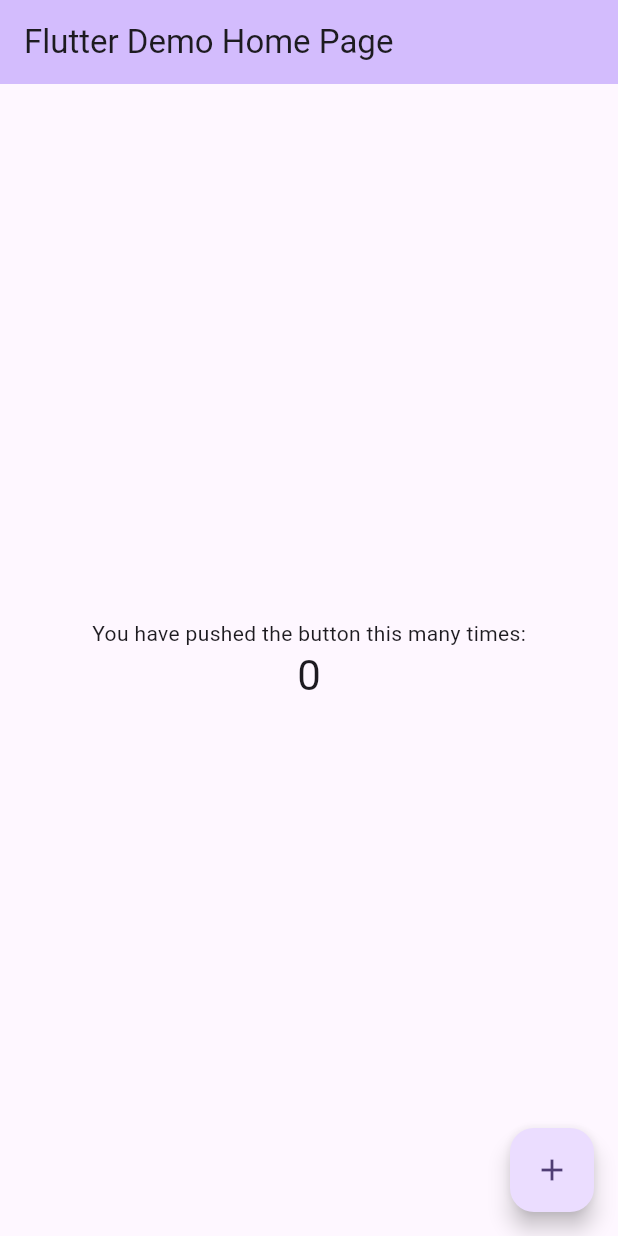
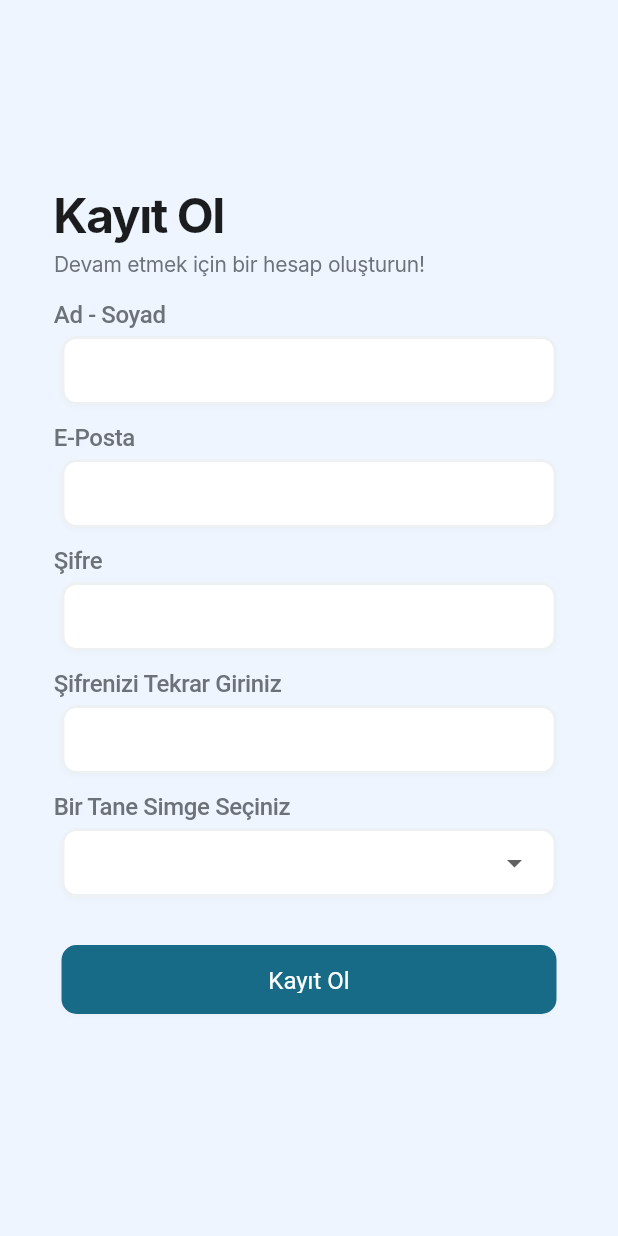
Before and after one commit to BerkErdgn/MotiX, a Flutter app: the screen it shows after launch, on a phone screen of 412 x 824 dp. Run offline on Flutter 3.47's test engine with Material 3 defaults, Android fonts, the phone set to English and light mode, and no system bars; Roboto replaces fonts that are missing (Inter, Plus Jakarta Sans).

Commit message:
register-page

```diff
--- a/lib/main.dart
+++ b/lib/main.dart
@@ -1,7 +1,8 @@
 import 'package:flutter/material.dart';
+import 'package:motix_app/register_page.dart';
 
 void main() {
-  runApp(const MyApp());
+  runApp(MyApp());
 }
 
 class MyApp extends StatelessWidget {
@@ -31,95 +32,10 @@ class MyApp extends StatelessWidget {
         colorScheme: ColorScheme.fromSeed(seedColor: Colors.deepPurple),
         useMaterial3: true,
       ),
-      home: const MyHomePage(title: 'Flutter Demo Home Page'),
+      home: RegisterPage(),
     );
   }
 }
 
-class MyHomePage extends StatefulWidget {
-  const MyHomePage({super.key, required this.title});
 
-  // This widget is the home page of your application. It is stateful, meaning
-  // that it has a State object (defined below) that contains fields that affect
-  // how it looks.
-
-  // This class is the configuration for the state. It holds the values (in this
-  // case the title) provided by the parent (in this case the App widget) and
-  // used by the build method of the State. Fields in a Widget subclass are
-  // always marked "final".
-
-  final String title;
-
-  @override
-  State<MyHomePage> createState() => _MyHomePageState();
-}
-
-class _MyHomePageState extends State<MyHomePage> {
-  int _counter = 0;
-
-  void _incrementCounter() {
-    setState(() {
-      // This call to setState tells the Flutter framework that something has
-      // changed in this State, which causes it to rerun the build method below
-      // so that the display can reflect the updated values. If we changed
-      // _counter without calling setState(), then the build method would not be
-      // called again, and so nothing would appear to happen.
-      _counter++;
-    });
-  }
-
-  @override
-  Widget build(BuildContext context) {
-    // This method is rerun every time setState is called, for instance as done
-    // by the _incrementCounter method above.
-    //
-    // The Flutter framework has been optimized to make rerunning build methods
-    // fast, so that you can just rebuild anything that needs updating rather
-    // than having to individually change instances of widgets.
-    return Scaffold(
-      appBar: AppBar(
-        // TRY THIS: Try changing the color here to a specific color (to
-        // Colors.amber, perhaps?) and trigger a hot reload to see the AppBar
-        // change color while the other colors stay the same.
-        backgroundColor: Theme.of(context).colorScheme.inversePrimary,
-        // Here we take the value from the MyHomePage object that was created by
-        // the App.build method, and use it to set our appbar title.
-        title: Text(widget.title),
-      ),
-      body: Center(
-        // Center is a layout widget. It takes a single child and positions it
-        // in the middle of the parent.
-        child: Column(
-          // Column is also a layout widget. It takes a list of children and
-          // arranges them vertically. By default, it sizes itself to fit its
-          // children horizontally, and tries to be as tall as its parent.
-          //
-          // Column has various properties to control how it sizes itself and
-          // how it positions its children. Here we use mainAxisAlignment to
-          // center the children vertically; the main axis here is the vertical
-          // axis because Columns are vertical (the cross axis would be
-          // horizontal).
-          //
-          // TRY THIS: Invoke "debug painting" (choose the "Toggle Debug Paint"
-          // action in the IDE, or press "p" in the console), to see the
-          // wireframe for each widget.
-          mainAxisAlignment: MainAxisAlignment.center,
-          children: <Widget>[
-            const Text(
-              'You have pushed the button this many times:',
-            ),
-            Text(
-              '$_counter',
-              style: Theme.of(context).textTheme.headlineMedium,
-            ),
-          ],
-        ),
-      ),
-      floatingActionButton: FloatingActionButton(
-        onPressed: _incrementCounter,
-        tooltip: 'Increment',
-        child: const Icon(Icons.add),
-      ), // This trailing comma makes auto-formatting nicer for build methods.
-    );
-  }
-}
+///////////////////////////////////////////////////////////////////////////////
--- /dev/null
+++ b/lib/register_page.dart
@@ -0,0 +1,592 @@
+import 'package:flutter/material.dart';
+import 'package:flutter/widgets.dart';
+
+class RegisterPage extends StatelessWidget {
+  @override
+  Widget build(BuildContext context) {
+    return MaterialApp(
+      home: Scaffold(
+        backgroundColor: Color(0xFFEEF5FF),
+        body: SingleChildScrollView(
+          // En dıştaki Container'ı sarmalayın
+          child: SafeArea(
+            child: Padding(
+              padding: const EdgeInsets.only(top: 16),
+              child: Container(
+                child: Column(
+                  children: [
+                    SignUpText(), //SignUpText
+                    Title(), // NAME AND SURNAME Title
+                    InputArea(), // NAME AND SURNAME InputArea
+                    Title2(), // E-MAIL Title
+                    InputArea2(), // E-MAIL InputArea
+                    Title3(), // PASSWORD Title
+                    InputArea3(), // PASSWORD InputArea
+                    Title4(), // PASSWORD VERIFY Title
+                    InputArea4(), // PASSWORD VERIFY InputArea
+                    Title5(),
+                    InputArea5(),
+
+                    Padding(
+                      padding: const EdgeInsets.all(32.0),
+                      child: CombinedButton(),
+                    ),
+                  ],
+                ),
+              ),
+            ),
+          ),
+        ),
+      ),
+    );
+  }
+}
+
+////////////////////////////////////////////
+
+//KAYIT OL YAZISININ OLDUĞU KODLAR//
+
+class SignUpText extends StatelessWidget {
+  @override
+  Widget build(BuildContext context) {
+    return Container(
+      margin: EdgeInsets.only(top: 100, left: 36),
+      child: Column(
+        children: [
+          Container(
+            width: 527,
+            height: 72,
+            child: const Column(
+              mainAxisSize: MainAxisSize.min,
+              mainAxisAlignment: MainAxisAlignment.center,
+              crossAxisAlignment: CrossAxisAlignment.start,
+              children: [
+                SizedBox(
+                  width: 527,
+                  child: Text(
+                    'Kayıt Ol',
+                    style: TextStyle(
+                      color: Color(0xFF1A1C1E),
+                      fontSize: 32,
+                      fontFamily: 'Inter',
+                      fontWeight: FontWeight.w700,
+                      height: 0.995,
+                      letterSpacing: -0.995,
+                    ),
+                  ),
+                ),
+                SizedBox(height: 16),
+                SizedBox(
+                  width: 300,
+                  child: Text(
+                    'Devam etmek için bir hesap oluşturun!',
+                    style: TextStyle(
+                      color: Color(0xFF6C7278),
+                      fontSize: 14,
+                      fontFamily: 'Inter',
+                      fontWeight: FontWeight.w400, //Yazının kalınlığını ayarlar
+                      height: 0.16,
+                      letterSpacing: -0.16,
+                    ),
+                  ),
+                ),
+              ],
+            ),
+          ),
+        ],
+      ),
+    );
+  }
+}
+
+////////////////////////////////////////////////////////////////////////////////
+
+// AD VE SOYAD BİLGİSİNİN ALINDIĞI KODLAR//
+
+class Title extends StatelessWidget {
+  @override
+  Widget build(BuildContext context) {
+    return Column(
+      children: [
+        Container(
+          height: 36,
+          decoration: ShapeDecoration(
+            shape: RoundedRectangleBorder(
+              borderRadius: BorderRadius.circular(100),
+            ),
+          ),
+          child: Stack(
+            children: [
+              Positioned(
+                top: 20,
+                left: 36,
+                child: Text(
+                  'Ad - Soyad',
+                  style: TextStyle(
+                    color: Color(0xFF6C7278),
+                    fontSize: 16,
+                    fontFamily: 'Plus Jakarta Sans',
+                    fontWeight: FontWeight.w500,
+                    height: 0.13,
+                    letterSpacing: -0.24,
+                  ),
+                ),
+              ),
+            ],
+          ),
+        ),
+      ],
+    );
+  }
+}
+
+class InputArea extends StatelessWidget {
+  @override
+  Widget build(BuildContext context) {
+    return Column(
+      children: [
+        Container(
+          width: 330,
+          height: 46,
+          padding: const EdgeInsets.symmetric(horizontal: 14, vertical: 12),
+          clipBehavior: Clip.antiAlias,
+          decoration: ShapeDecoration(
+            color: Colors.white,
+            shape: RoundedRectangleBorder(
+              side: BorderSide(width: 2, color: Color(0xFFEDF1F3)),
+              borderRadius: BorderRadius.circular(10),
+            ),
+            shadows: [
+              BoxShadow(
+                color: Color(0x3DE4E5E7),
+                blurRadius: 2,
+                offset: Offset(0, 2),
+                spreadRadius: 0,
+              )
+            ],
+          ),
+          child: Row(
+            mainAxisAlignment: MainAxisAlignment.start,
+            crossAxisAlignment: CrossAxisAlignment.center,
+            children: [
+              Expanded(
+                child: TextField(
+                  decoration: InputDecoration(
+                    border: InputBorder.none,
+                    isDense: true,
+                  ),
+                ),
+              ),
+            ],
+          ),
+        ),
+      ],
+    );
+  }
+}
+
+////////////////////////////////////////////////////////////////////////////////
+
+//EPOSTA BİLGİSİNİN ALINDIĞI KODLAR//
+
+class Title2 extends StatelessWidget {
+  @override
+  Widget build(BuildContext context) {
+    return Column(
+      children: [
+        Container(
+          height: 36,
+          decoration: ShapeDecoration(
+            shape: RoundedRectangleBorder(
+              borderRadius: BorderRadius.circular(100),
+            ),
+          ),
+          child: Stack(
+            children: [
+              Positioned(
+                top: 20,
+                left: 36,
+                child: Text(
+                  'E-Posta',
+                  style: TextStyle(
+                    color: Color(0xFF6C7278),
+                    fontSize: 16,
+                    fontFamily: 'Plus Jakarta Sans',
+                    fontWeight: FontWeight.w500,
+                    height: 0.13,
+                    letterSpacing: -0.24,
+                  ),
+                ),
+              ),
+            ],
+          ),
+        ),
+      ],
+    );
+  }
+}
+
+class InputArea2 extends StatelessWidget {
+  @override
+  Widget build(BuildContext context) {
+    return Column(
+      children: [
+        Container(
+          width: 330,
+          height: 46,
+          padding: const EdgeInsets.symmetric(horizontal: 14, vertical: 12),
+          clipBehavior: Clip.antiAlias,
+          decoration: ShapeDecoration(
+            color: Colors.white,
+            shape: RoundedRectangleBorder(
+              side: BorderSide(width: 2, color: Color(0xFFEDF1F3)),
+              borderRadius: BorderRadius.circular(10),
+            ),
+            shadows: [
+              BoxShadow(
+                color: Color(0x3DE4E5E7),
+                blurRadius: 2,
+                offset: Offset(0, 2),
+                spreadRadius: 0,
+              )
+            ],
+          ),
+          child: Row(
+            mainAxisAlignment: MainAxisAlignment.start,
+            crossAxisAlignment: CrossAxisAlignment.center,
+            children: [
+              Expanded(
+                child: TextField(
+                  decoration: InputDecoration(
+                    border: InputBorder.none,
+                    isDense: true,
+                  ),
+                ),
+              ),
+            ],
+          ),
+        ),
+      ],
+    );
+  }
+}
+////////////////////////////////////////////////////////////////////////////////
+
+//ŞİFRE BİLGİLERİNİN ALINDIĞI KODLAR//
+
+class Title3 extends StatelessWidget {
+  @override
+  Widget build(BuildContext context) {
+    return Column(
+      children: [
+        Container(
+          height: 36,
+          decoration: ShapeDecoration(
+            shape: RoundedRectangleBorder(
+              borderRadius: BorderRadius.circular(100),
+            ),
+          ),
+          child: Stack(
+            children: [
+              Positioned(
+                top: 20,
+                left: 36,
+                child: Text(
+                  'Şifre',
+                  style: TextStyle(
+                    color: Color(0xFF6C7278),
+                    fontSize: 16,
+                    fontFamily: 'Plus Jakarta Sans',
+                    fontWeight: FontWeight.w500,
+                    height: 0.13,
+                    letterSpacing: -0.24,
+                  ),
+                ),
+              ),
+            ],
+          ),
+        ),
+      ],
+    );
+  }
+}
+
+class InputArea3 extends StatelessWidget {
+  @override
+  Widget build(BuildContext context) {
+    return Column(
+      children: [
+        Container(
+          width: 330,
+          height: 46,
+          padding: const EdgeInsets.symmetric(horizontal: 14, vertical: 12),
+          clipBehavior: Clip.antiAlias,
+          decoration: ShapeDecoration(
+            color: Colors.white,
+            shape: RoundedRectangleBorder(
+              side: BorderSide(width: 2, color: Color(0xFFEDF1F3)),
+              borderRadius: BorderRadius.circular(10),
+            ),
+            shadows: [
+              BoxShadow(
+                color: Color(0x3DE4E5E7),
+                blurRadius: 2,
+                offset: Offset(0, 2),
+                spreadRadius: 0,
+              )
+            ],
+          ),
+          child: Row(
+            mainAxisAlignment: MainAxisAlignment.start,
+            crossAxisAlignment: CrossAxisAlignment.center,
+            children: [
+              Expanded(
+                child: TextField(
+                  decoration: InputDecoration(
+                    border: InputBorder.none,
+                    isDense: true,
+                  ),
+                ),
+              ),
+            ],
+          ),
+        ),
+      ],
+    );
+  }
+}
+
+//Doğrulayıcı ikinci şifre//
+
+class Title4 extends StatelessWidget {
+  @override
+  Widget build(BuildContext context) {
+    return Column(
+      children: [
+        Container(
+          height: 36,
+          decoration: ShapeDecoration(
+            shape: RoundedRectangleBorder(
+              borderRadius: BorderRadius.circular(100),
+            ),
+          ),
+          child: Stack(
+            children: [
+              Positioned(
+                top: 20,
+                left: 36, // Adjust 'left' property to position the text
+                child: Text(
+                  'Şifrenizi Tekrar Giriniz',
+                  style: TextStyle(
+                    color: Color(0xFF6C7278),
+                    fontSize: 16,
+                    fontFamily: 'Plus Jakarta Sans',
+                    fontWeight: FontWeight.w500,
+                    height: 0.13,
+                    letterSpacing: -0.24,
+                  ),
+                ),
+              ),
+            ],
+          ),
+        ),
+      ],
+    );
+  }
+}
+
+class InputArea4 extends StatelessWidget {
+  @override
+  Widget build(BuildContext context) {
+    return Column(
+      children: [
+        Container(
+          width: 330,
+          height: 46,
+          padding: const EdgeInsets.symmetric(horizontal: 14, vertical: 12),
+          clipBehavior: Clip.antiAlias,
+          decoration: ShapeDecoration(
+            color: Colors.white,
+            shape: RoundedRectangleBorder(
+              side: BorderSide(width: 2, color: Color(0xFFEDF1F3)),
+              borderRadius: BorderRadius.circular(10),
+            ),
+            shadows: [
+              BoxShadow(
+                color: Color(0x3DE4E5E7),
+                blurRadius: 2,
+                offset: Offset(0, 2),
+                spreadRadius: 0,
+              )
+            ],
+          ),
+          child: Row(
+            mainAxisAlignment: MainAxisAlignment.start,
+            crossAxisAlignment: CrossAxisAlignment.center,
+            children: [
+              Expanded(
+                child: TextField(
+                  decoration: InputDecoration(
+                    border: InputBorder.none,
+                    isDense: true,
+                  ),
+                ),
+              ),
+            ],
+          ),
+        ),
+      ],
+    );
+  }
+}
+
+//////////////////////////////////////////////////////////////////////////
+
+//SEÇENEKLERİN YER ALDIĞI KODLAR//
+
+class Title5 extends StatelessWidget {
+  @override
+  Widget build(BuildContext context) {
+    return Column(
+      children: [
+        Container(
+          height: 36,
+          decoration: ShapeDecoration(
+            shape: RoundedRectangleBorder(
+              borderRadius: BorderRadius.circular(100),
+            ),
+          ),
+          child: Stack(
+            children: [
+              Positioned(
+                top: 20,
+                left: 36,
+                child: Text(
+                  'Bir Tane Simge Seçiniz',
+                  style: TextStyle(
+                    color: Color(0xFF6C7278),
+                    fontSize: 16,
+                    fontFamily: 'Plus Jakarta Sans',
+                    fontWeight: FontWeight.w500,
+                    height: 0.13,
+                    letterSpacing: -0.24,
+                  ),
+                ),
+              ),
+            ],
+          ),
+        ),
+      ],
+    );
+  }
+}
+
+class InputArea5 extends StatefulWidget {
+  @override
+  _InputArea5State createState() => _InputArea5State();
+}
+
+class _InputArea5State extends State<InputArea5> {
+  String? selectedOption; // Seçilen öğeyi saklamak için
+
+  List<String> dropdownItems = [
+    'Gülücük',
+    'Bulut',
+    'Fırça',
+    'Kalp'
+// Gerektiğinde daha fazla seçenek eklenebilir
+  ];
+
+  @override
+  Widget build(BuildContext context) {
+    return Positioned(
+      top: 32,
+      left: 36,
+      child: Container(
+        width: 330,
+        height: 46,
+        padding: const EdgeInsets.symmetric(horizontal: 14),
+        clipBehavior: Clip.antiAlias,
+        decoration: ShapeDecoration(
+          color: Colors.white,
+          shape: RoundedRectangleBorder(
+            side: BorderSide(width: 2, color: Color(0xFFEDF1F3)),
+            borderRadius: BorderRadius.circular(10),
+          ),
+          shadows: [
+            BoxShadow(
+              color: Color(0x3DE4E5E7),
+              blurRadius: 2,
+              offset: Offset(0, 2),
+              spreadRadius: 0,
+            )
+          ],
+        ),
+        child: DropdownButtonHideUnderline(
+          child: DropdownButton<String>(
+            value: selectedOption,
+            isExpanded: true,
+            // hint: Text('Seçenekler'),
+            icon: Icon(Icons.arrow_drop_down), // Açılır menü simgesi
+            onChanged: (String? newValue) {
+              setState(() {
+                selectedOption = newValue;
+              });
+            },
+            items: dropdownItems.map((String value) {
+              return DropdownMenuItem<String>(
+                value: value,
+                child: Text(value),
+              );
+            }).toList(),
+          ),
+        ),
+      ),
+    );
+  }
+}
+
+//////////////////////////////////////////////////////////////////////////
+
+class CombinedButton extends StatelessWidget {
+  @override
+  Widget build(BuildContext context) {
+    return Positioned(
+      top: 32,
+      left: 50,
+      child: Container(
+        width: 330,
+        height: 46,
+        clipBehavior: Clip.antiAlias,
+        decoration: ShapeDecoration(
+          color: const Color(0xFF176B87),
+          shape: RoundedRectangleBorder(
+            side: const BorderSide(width: 2, color: Color(0xFF176B87)),
+            borderRadius: BorderRadius.circular(10),
+          ),
+          shadows: const [
+            BoxShadow(
+              color: Color(0x3DE4E5E7),
+              blurRadius: 2,
+              offset: Offset(0, 2),
+              spreadRadius: 0,
+            )
+          ],
+        ),
+        child: TextButton(
+          onPressed: () {
+            // Butona tıklandığında yapılacak işlemler buraya yazılacak
+          },
+          style: TextButton.styleFrom(
+            backgroundColor: Colors.transparent,
+            foregroundColor: Colors.white,
+            padding: const EdgeInsets.symmetric(horizontal: 14, vertical: 12),
+            textStyle: const TextStyle(fontSize: 16),
+          ),
+          child: const Text('Kayıt Ol'),
+        ),
+      ),
+    );
+  }
+}
+/////////////////////////////////////////////////////////////////////////////
```
Also changed, not shown: pubspec.lock.
